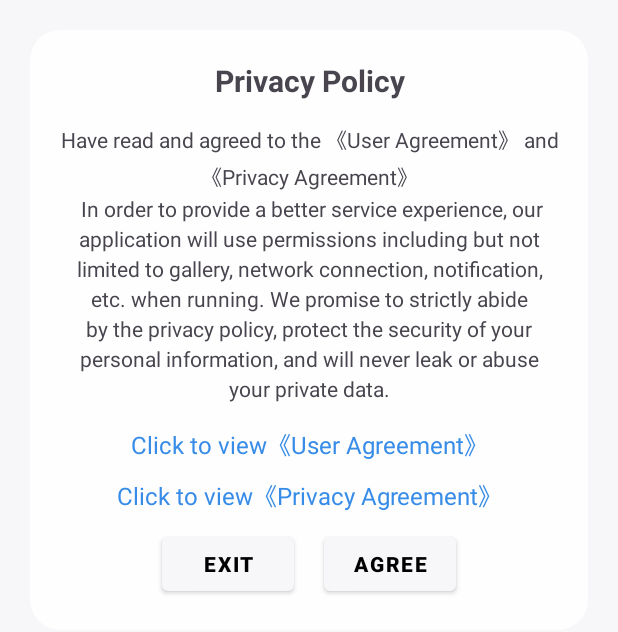
After one commit to migu316/LinkYou, an Android app: the layout fragment_privacy_policy_pop_up.xml on its own in the app's theme, with its tools: preview values and no code run, on a phone screen of 412 x 824 dp. The commit adds this screen. Shown: the top 632 px of the screen. Run offline under Robolectric (Android 15) with nearby library versions, the phone set to English and light mode, and no system bars.

Commit message:
加入了首次进入应用的隐私政策弹窗

```diff
--- /dev/null
+++ b/app/src/main/java/com/migu/android/linkyou/ui/util/SharedPreferencesUtils.kt
@@ -0,0 +1,5 @@
+package com.migu.android.linkyou.ui.util
+
+object SharedPreferencesUtils {
+
+}
--- a/app/src/main/res/layout/dynamics_context_base_item.xml
+++ b/app/src/main/res/layout/dynamics_context_base_item.xml
@@ -24,7 +24,7 @@
         android:ellipsize="end"
         android:lineSpacingExtra="2dp"
         android:maxLines="4"
-        android:text="@string/dynamics_context"
+        android:text="@string/dynamics_content"
         android:textSize="15sp" />
 
     <androidx.recyclerview.widget.RecyclerView
--- /dev/null
+++ b/app/src/main/res/layout/fragment_privacy_policy_pop_up.xml
@@ -0,0 +1,83 @@
+<?xml version="1.0" encoding="utf-8"?>
+<com.google.android.material.card.MaterialCardView xmlns:android="http://schemas.android.com/apk/res/android"
+    xmlns:app="http://schemas.android.com/apk/res-auto"
+    android:layout_width="match_parent"
+    android:layout_height="wrap_content"
+    android:layout_margin="20dp"
+    app:cardCornerRadius="20dp"
+    app:strokeWidth="0dp">
+
+    <LinearLayout
+        android:layout_width="match_parent"
+        android:layout_height="match_parent"
+        android:orientation="vertical"
+        android:padding="20dp">
+
+        <com.google.android.material.textview.MaterialTextView
+            android:layout_width="match_parent"
+            android:layout_height="wrap_content"
+            android:layout_marginBottom="15dp"
+            android:gravity="center"
+            android:text="@string/privacy_policy_title_string"
+            android:textSize="20sp"
+            android:textStyle="bold" />
+
+
+        <com.google.android.material.textview.MaterialTextView
+            android:layout_width="match_parent"
+            android:layout_height="wrap_content"
+            android:layout_marginBottom="15dp"
+            android:gravity="center"
+            android:lineSpacingExtra="4dp"
+            android:text="@string/privacy_policy_content_string"
+            android:textSize="14sp" />
+
+        <com.google.android.material.textview.MaterialTextView
+            android:id="@+id/user_agreement"
+            android:layout_width="match_parent"
+            android:layout_height="wrap_content"
+            android:layout_marginBottom="10dp"
+            android:gravity="center"
+            android:maxLines="1"
+            android:text="@string/user_agreement_string"
+            android:textColor="@color/blue"
+            android:textSize="16sp" />
+
+        <com.google.android.material.textview.MaterialTextView
+            android:id="@+id/privacy_agreement"
+            android:layout_width="match_parent"
+            android:layout_height="wrap_content"
+            android:layout_marginBottom="10dp"
+            android:gravity="center"
+            android:maxLines="1"
+            android:text="@string/privacy_agreement_string"
+            android:textColor="@color/blue"
+            android:textSize="16sp" />
+
+        <LinearLayout
+            android:layout_width="match_parent"
+            android:layout_height="wrap_content"
+            android:gravity="center"
+            android:orientation="horizontal">
+
+            <Button
+                android:id="@+id/exit_button"
+                android:layout_width="wrap_content"
+                android:layout_height="wrap_content"
+                android:layout_marginEnd="10dp"
+                android:text="@string/privacy_policy_button_cancel"
+                android:textStyle="bold" />
+
+            <Button
+                android:id="@+id/agree_button"
+                android:layout_width="wrap_content"
+                android:layout_height="wrap_content"
+                android:layout_marginStart="10dp"
+                android:text="@string/privacy_policy_button_agree"
+                android:textStyle="bold" />
+
+
+        </LinearLayout>
+    </LinearLayout>
+
+</com.google.android.material.card.MaterialCardView>
--- a/app/src/main/res/values/colors.xml
+++ b/app/src/main/res/values/colors.xml
@@ -6,6 +6,7 @@
     <color name="whiteBackground">#FFF7F7F9</color>
     <color name="whiteFrosted">#40F7F7F9</color>
     <color name="gray">#FFC7C8CC</color>
+    <color name="blue">#FF378CE7</color>
 
     <color name="purple_200">#FFBB86FC</color>
     <color name="purple_500">#FF6200EE</color>
--- a/app/src/main/res/values/strings.xml
+++ b/app/src/main/res/values/strings.xml
@@ -15,7 +15,7 @@
     <string name="user_constellation">" · Aries"</string>
     <string name="user_dynamics_count">" · 0strip"</string>
     <string name="dynamics_time">1970-01-01 10:10</string>
-    <string name="dynamics_context">this is dynamics context,this is dynamics context,this is dynamics context,this is dynamics context</string>
+    <string name="dynamics_content">this is dynamics context,this is dynamics context,this is dynamics context,this is dynamics context</string>
     <string name="my_dynamics_light_up_count">0</string>
     <string name="my_dynamics_message">0</string>
     <string name="message_page_title">Message</string>
@@ -23,4 +23,10 @@
     <string name="message_time">13:14</string>
     <string name="focus_string">Focus</string>
     <string name="up_to_date">UpToDate</string>
+    <string name="privacy_policy_title_string">Privacy Policy</string>
+    <string name="privacy_policy_content_string">Have read and agreed to the 《User Agreement》 and 《Privacy Agreement》\n In order to provide a better service experience, our application will use permissions including but not limited to gallery, network connection, notification, etc. when running. We promise to strictly abide by the privacy policy, protect the security of your personal information, and will never leak or abuse your private data.</string>
+    <string name="privacy_policy_button_agree">Agree</string>
+    <string name="privacy_policy_button_cancel">Exit</string>
+    <string name="user_agreement_string">Click to view《User Agreement》</string>
+    <string name="privacy_agreement_string">Click to view《Privacy Agreement》</string>
 </resources>
--- a/app/src/main/res/values/themes.xml
+++ b/app/src/main/res/values/themes.xml
@@ -2,13 +2,13 @@
     <!-- Base application theme. -->
     <style name="Base.Theme.LinkYou" parent="Theme.Material3.DayNight.NoActionBar">
         <!-- Customize your light theme here. -->
-        <!-- <item name="colorPrimary">@color/my_light_primary</item> -->
         <item name="android:colorBackground">@color/whiteBackground</item>
         <item name="colorPrimary">@color/whiteBackground</item>
         <item name="android:textColorPrimary">@color/black</item>
         <item name="materialCardViewStyle">@style/MaterialCardView</item>
         <item name="bottomNavigationStyle">@style/BottomNavigation</item>
         <item name="android:statusBarColor">@android:color/transparent</item>
+        <item name="materialButtonStyle">@style/Button</item>
     </style>
 
 
@@ -30,6 +30,10 @@
         <item name="android:color">@color/whiteBackground</item>
     </style>
 
+    <style name="Button" parent="Widget.MaterialComponents.Button">
+        <item name="android:textColor">@color/black</item>
+    </style>
+
     <!-- 闪屏页base -->
     <style name="JetpackSplashTheme.Base" parent="Theme.SplashScreen">
         <item name="windowSplashScreenAnimationDuration">@integer/icon_animator_duration</item>
```
Also changed, not shown: app/src/main/java/com/migu/android/linkyou/ui/MainActivity.kt (+46 -4 lines), app/src/main/java/com/migu/android/linkyou/ui/util/LayoutUtils.kt (added, +29 -0 lines), app/src/main/res/drawable/button_style.xml (added, +7 -0 lines), 1 other file.
